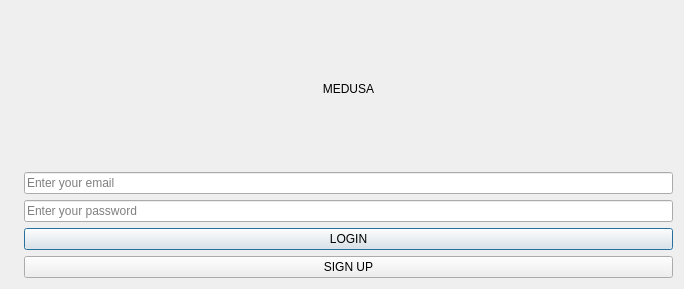
This is src/gui/ui_files/user_profile_dialog.ui in medusabci/medusa-platform as Qt 5 draws it before an edit. The edited form follows.
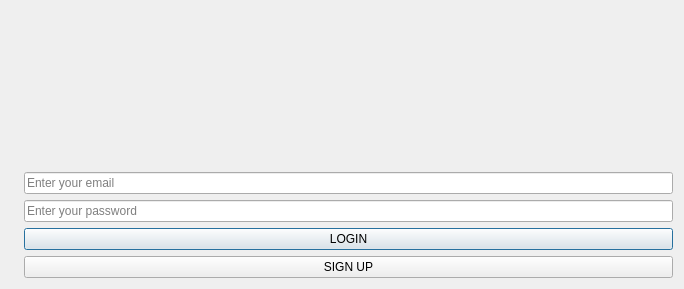
This is the edited form.

Diff of the .ui file:
```diff
--- a/src/gui/ui_files/user_profile_dialog.ui
+++ b/src/gui/ui_files/user_profile_dialog.ui
@@ -36,7 +36,7 @@
             </sizepolicy>
            </property>
            <property name="text">
-            <string>MEDUSA</string>
+            <string/>
            </property>
            <property name="alignment">
             <set>Qt::AlignCenter</set>
```
